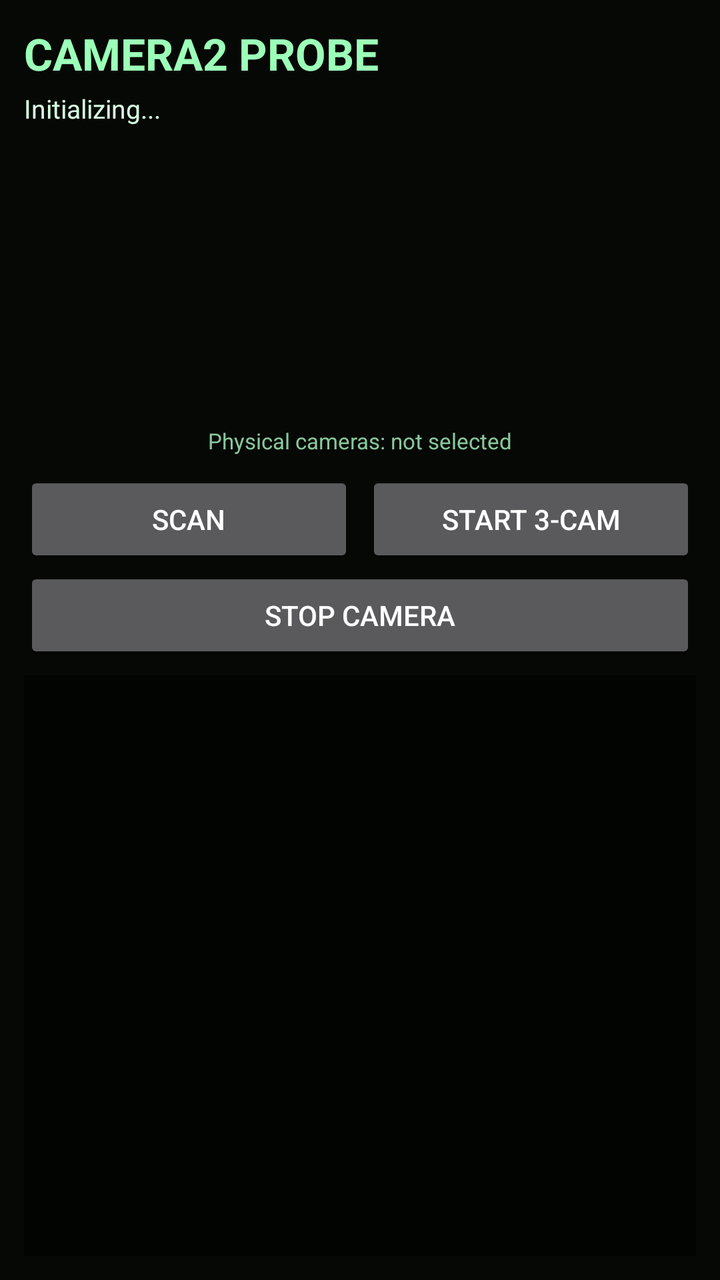
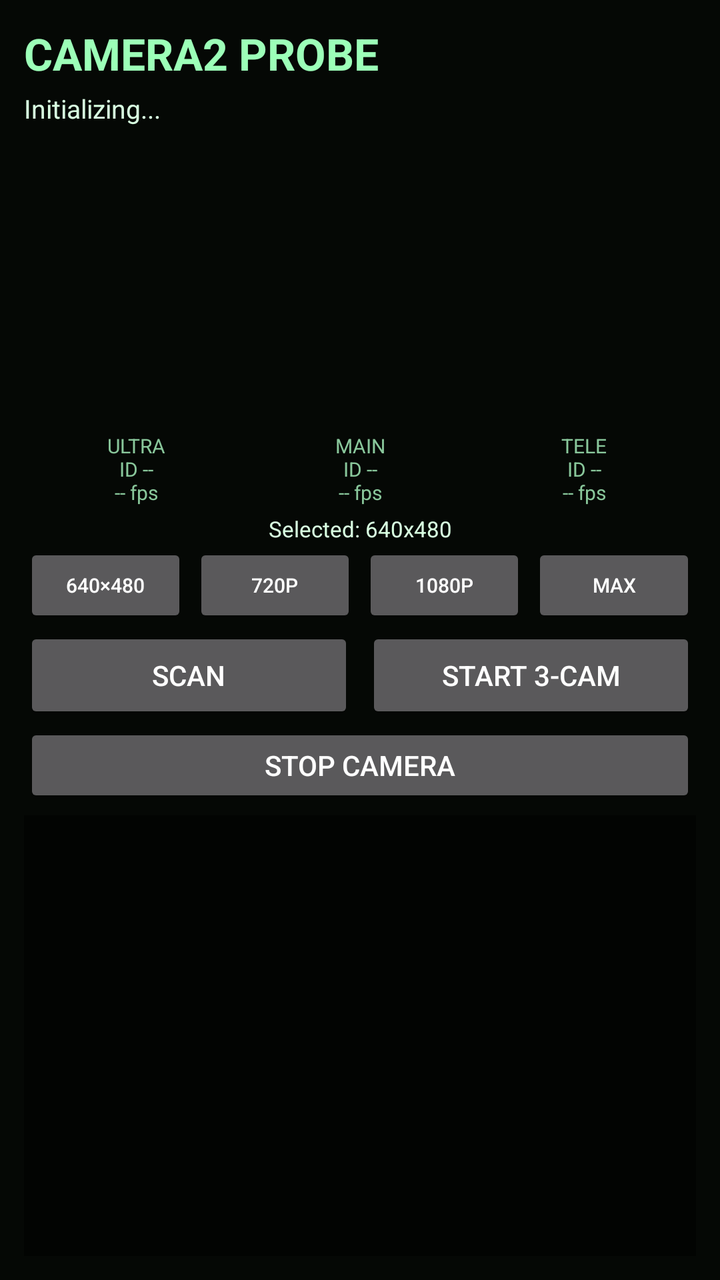

An Android layout rendered at two revisions. The XML below is the earlier revision; the diff shows what the commit changed to produce the second picture.
<!-- AndroidManifest.xml: application theme android:Theme.Material.NoActionBar -->
<!-- res/layout/activity_main.xml -->
<?xml version="1.0" encoding="utf-8"?>
<LinearLayout xmlns:android="http://schemas.android.com/apk/res/android"
    android:layout_width="match_parent"
    android:layout_height="match_parent"
    android:background="#050805"
    android:orientation="vertical"
    android:padding="12dp">

    <TextView
        android:layout_width="match_parent"
        android:layout_height="wrap_content"
        android:text="CAMERA2 PROBE"
        android:textColor="#9CFFB8"
        android:textSize="22sp"
        android:textStyle="bold" />

    <TextView
        android:id="@+id/statusText"
        android:layout_width="match_parent"
        android:layout_height="wrap_content"
        android:layout_marginTop="4dp"
        android:text="Initializing..."
        android:textColor="#D8FFE1"
        android:textSize="13sp" />

    <LinearLayout
        android:layout_width="match_parent"
        android:layout_height="140dp"
        android:layout_marginTop="10dp"
        android:orientation="horizontal">

        <TextureView
            android:id="@+id/preview1"
            android:layout_width="0dp"
            android:layout_height="match_parent"
            android:layout_marginEnd="3dp"
            android:layout_weight="1" />

        <TextureView
            android:id="@+id/preview2"
            android:layout_width="0dp"
            android:layout_height="match_parent"
            android:layout_marginHorizontal="3dp"
            android:layout_weight="1" />

        <TextureView
            android:id="@+id/preview3"
            android:layout_width="0dp"
            android:layout_height="match_parent"
            android:layout_marginStart="3dp"
            android:layout_weight="1" />
    </LinearLayout>

    <TextView
        android:id="@+id/previewLabels"
        android:layout_width="match_parent"
        android:layout_height="wrap_content"
        android:gravity="center"
        android:text="Physical cameras: not selected"
        android:textColor="#89C79B"
        android:textSize="11sp" />

    <LinearLayout
        android:layout_width="match_parent"
        android:layout_height="wrap_content"
        android:layout_marginTop="8dp"
        android:orientation="horizontal">

        <Button
            android:id="@+id/scanButton"
            android:layout_width="0dp"
            android:layout_height="wrap_content"
            android:layout_weight="1"
            android:text="SCAN" />

        <Button
            android:id="@+id/tripleButton"
            android:layout_width="0dp"
            android:layout_height="wrap_content"
            android:layout_marginStart="6dp"
            android:layout_weight="1"
            android:text="START 3-CAM" />
    </LinearLayout>

    <Button
        android:id="@+id/stopButton"
        android:layout_width="match_parent"
        android:layout_height="wrap_content"
        android:text="STOP CAMERA" />

    <ScrollView
        android:layout_width="match_parent"
        android:layout_height="0dp"
        android:layout_marginTop="6dp"
        android:layout_weight="1"
        android:background="#020402"
        android:fillViewport="true">

        <TextView
            android:id="@+id/logText"
            android:layout_width="match_parent"
            android:layout_height="wrap_content"
            android:padding="8dp"
            android:textColor="#70FF98"
            android:textIsSelectable="true"
            android:textSize="11sp" />
    </ScrollView>
</LinearLayout>
<!-- resources referenced by this layout -->
<resources>

</resources>

<!-- the commit's change to res/layout/activity_main.xml (unified diff, before → after) -->
@@ -25,8 +25,8 @@
 
     <LinearLayout
         android:layout_width="match_parent"
-        android:layout_height="140dp"
-        android:layout_marginTop="10dp"
+        android:layout_height="145dp"
+        android:layout_marginTop="8dp"
         android:orientation="horizontal">
 
         <TextureView
@@ -51,19 +51,100 @@
             android:layout_weight="1" />
     </LinearLayout>
 
-    <TextView
-        android:id="@+id/previewLabels"
+    <LinearLayout
         android:layout_width="match_parent"
         android:layout_height="wrap_content"
+        android:orientation="horizontal">
+
+        <TextView
+            android:id="@+id/label1"
+            android:layout_width="0dp"
+            android:layout_height="wrap_content"
+            android:layout_weight="1"
+            android:gravity="center"
+            android:text="ULTRA\nID --\n-- fps"
+            android:textColor="#89C79B"
+            android:textSize="10sp" />
+
+        <TextView
+            android:id="@+id/label2"
+            android:layout_width="0dp"
+            android:layout_height="wrap_content"
+            android:layout_weight="1"
+            android:gravity="center"
+            android:text="MAIN\nID --\n-- fps"
+            android:textColor="#89C79B"
+            android:textSize="10sp" />
+
+        <TextView
+            android:id="@+id/label3"
+            android:layout_width="0dp"
+            android:layout_height="wrap_content"
+            android:layout_weight="1"
+            android:gravity="center"
+            android:text="TELE\nID --\n-- fps"
+            android:textColor="#89C79B"
+            android:textSize="10sp" />
+    </LinearLayout>
+
+    <TextView
+        android:id="@+id/resolutionText"
+        android:layout_width="match_parent"
+        android:layout_height="wrap_content"
+        android:layout_marginTop="4dp"
         android:gravity="center"
-        android:text="Physical cameras: not selected"
-        android:textColor="#89C79B"
+        android:text="Selected: 640x480"
+        android:textColor="#D8FFE1"
         android:textSize="11sp" />
 
     <LinearLayout
         android:layout_width="match_parent"
         android:layout_height="wrap_content"
-        android:layout_marginTop="8dp"
+        android:orientation="horizontal">
+
+        <Button
+            android:id="@+id/vgaButton"
+            android:layout_width="0dp"
+            android:layout_height="wrap_content"
+            android:layout_weight="1"
+            android:minHeight="42dp"
+            android:text="640×480"
+            android:textSize="10sp" />
+
+        <Button
+            android:id="@+id/p720Button"
+            android:layout_width="0dp"
+            android:layout_height="wrap_content"
+            android:layout_marginStart="3dp"
+            android:layout_weight="1"
+            android:minHeight="42dp"
+            android:text="720P"
+            android:textSize="10sp" />
+
+        <Button
+            android:id="@+id/p1080Button"
+            android:layout_width="0dp"
+            android:layout_height="wrap_content"
+            android:layout_marginStart="3dp"
+            android:layout_weight="1"
+            android:minHeight="42dp"
+            android:text="1080P"
+            android:textSize="10sp" />
+
+        <Button
+            android:id="@+id/maxButton"
+            android:layout_width="0dp"
+            android:layout_height="wrap_content"
+            android:layout_marginStart="3dp"
+            android:layout_weight="1"
+            android:minHeight="42dp"
+            android:text="MAX"
+            android:textSize="10sp" />
+    </LinearLayout>
+
+    <LinearLayout
+        android:layout_width="match_parent"
+        android:layout_height="wrap_content"
         android:orientation="horizontal">
 
         <Button
@@ -86,12 +167,13 @@
         android:id="@+id/stopButton"
         android:layout_width="match_parent"
         android:layout_height="wrap_content"
+        android:minHeight="42dp"
         android:text="STOP CAMERA" />
 
     <ScrollView
         android:layout_width="match_parent"
         android:layout_height="0dp"
-        android:layout_marginTop="6dp"
+        android:layout_marginTop="4dp"
         android:layout_weight="1"
         android:background="#020402"
         android:fillViewport="true">
@@ -103,6 +185,6 @@
             android:padding="8dp"
             android:textColor="#70FF98"
             android:textIsSelectable="true"
-            android:textSize="11sp" />
+            android:textSize="10sp" />
     </ScrollView>
 </LinearLayout>
